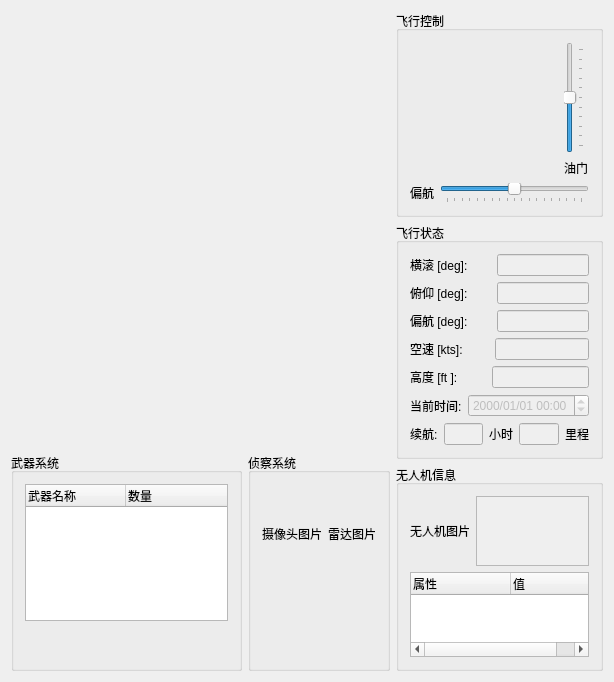
Qt form UAV/UAVClient/maindialog.ui (zt900403/UAV) before a commit.
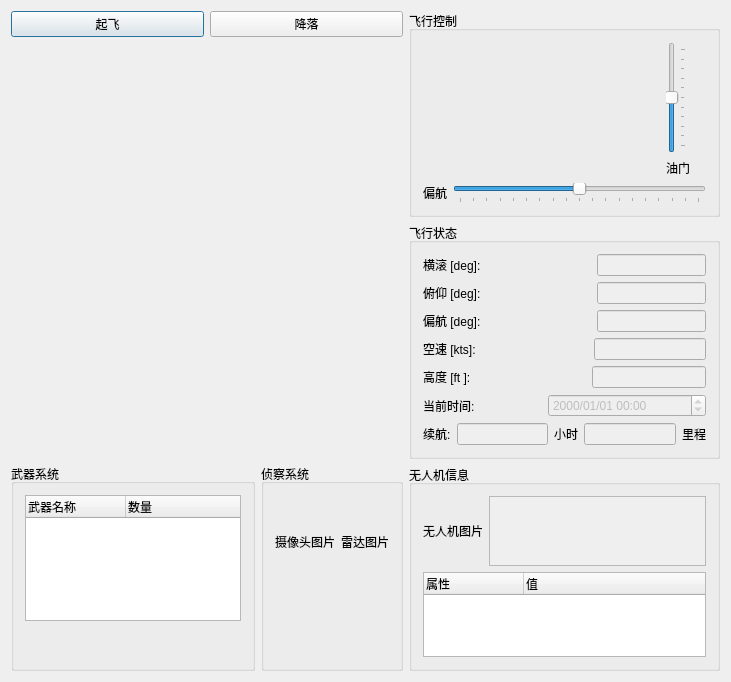
The same form after that commit. Icons and pictures are not drawn. Custom widgets are drawn as their Qt base class.

Commit message: add lunch and take off button to client

The edit to the form file:
```diff
--- a/UAV/UAVClient/maindialog.ui
+++ b/UAV/UAVClient/maindialog.ui
@@ -6,16 +6,34 @@
    <rect>
     <x>0</x>
     <y>0</y>
-    <width>614</width>
+    <width>731</width>
     <height>682</height>
    </rect>
   </property>
   <property name="windowTitle">
    <string>UVAClient</string>
   </property>
-  <layout class="QHBoxLayout" name="horizontalLayout_13" stretch="2,1">
+  <layout class="QHBoxLayout" name="horizontalLayout_16">
    <item>
-    <layout class="QVBoxLayout" name="verticalLayout_7" stretch="2,1">
+    <layout class="QVBoxLayout" name="verticalLayout_7" stretch="0,2,1">
+     <item>
+      <layout class="QHBoxLayout" name="horizontalLayout_13">
+       <item>
+        <widget class="QPushButton" name="launchBtn">
+         <property name="text">
+          <string>起飞</string>
+         </property>
+        </widget>
+       </item>
+       <item>
+        <widget class="QPushButton" name="landingBtn">
+         <property name="text">
+          <string>降落</string>
+         </property>
+        </widget>
+       </item>
+      </layout>
+     </item>
      <item>
       <widget class="WidgetPFD" name="widgetPFD" native="true"/>
      </item>
```
The commit also changes 1 other file.
